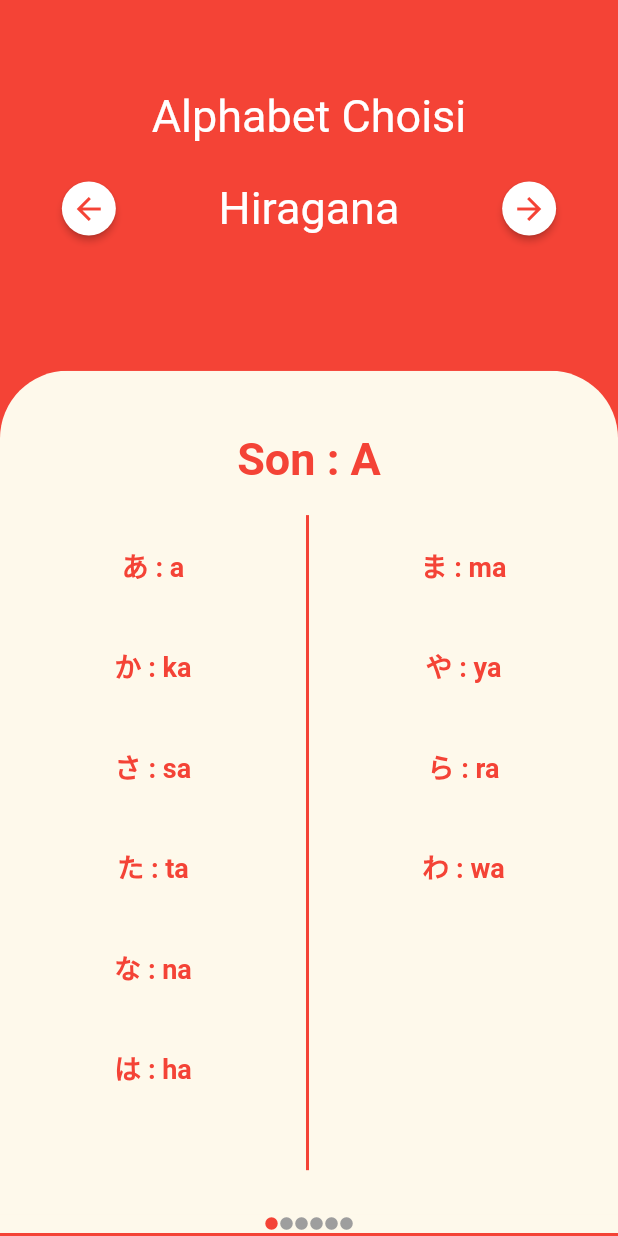
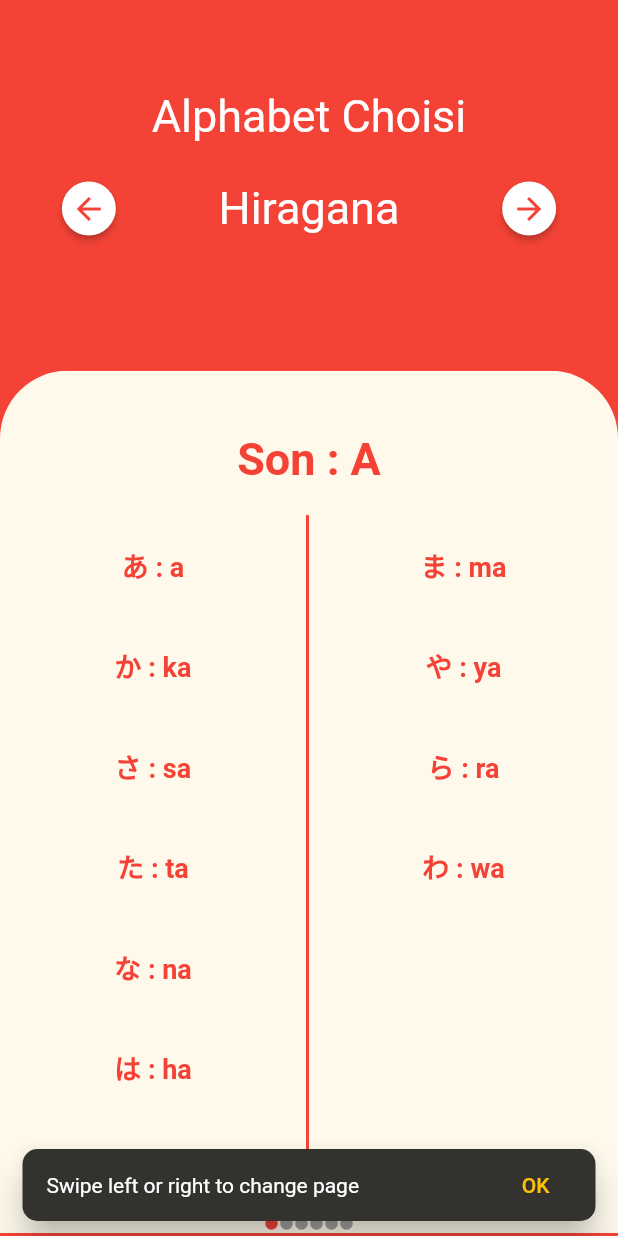
Before and after one commit to LePangolin/yomapp, a Flutter app: the screen it shows after launch, on a phone screen of 412 x 824 dp. Run offline on Flutter 3.47's test engine with Material 2 defaults, Android fonts, the phone set to English and light mode, and no system bars; our stand-ins replace fluttertoast; missing offline and left inert: onboarding.

Commit message:
feat(acceuil) : SnackBar Info

```diff
--- a/lib/View/acceuil_view.dart
+++ b/lib/View/acceuil_view.dart
@@ -1,6 +1,7 @@
 import 'package:flutter/material.dart';
 import 'package:yomapp/View/Widget/alphabet.dart';
 import 'package:onboarding/onboarding.dart';
+import 'package:fluttertoast/fluttertoast.dart';
 
 class PageAcceuil extends StatefulWidget {
   const PageAcceuil({super.key});
@@ -19,6 +20,32 @@ class _PageAcceuilState extends State<PageAcceuil> {
     PageModel(widget: const Alphabet(sound: "N")),
   ];
   late int index = 0;
+  bool toastShow = false;
+
+  @override
+  void initState() {
+    super.initState();
+    WidgetsBinding.instance!.addPostFrameCallback((_) {
+      ScaffoldMessenger.of(context).showSnackBar(
+        SnackBar(
+          content: const Text('Swipe left or right to change page'),
+          duration: const Duration(seconds: 3),
+          shape: RoundedRectangleBorder(
+            borderRadius: BorderRadius.circular(10),
+          ),
+          elevation: 10,
+          behavior: SnackBarBehavior.floating,
+          action: SnackBarAction(
+            label: 'OK',
+            onPressed: () {
+              ScaffoldMessenger.of(context).hideCurrentSnackBar();
+            },
+          ),
+        ),
+      );
+    });
+  }
+
   @override
   Widget build(BuildContext context) {
     return Scaffold(
@@ -99,7 +126,8 @@ class _PageAcceuilState extends State<PageAcceuil> {
                             itemCount: onBoardingList.length,
                             itemBuilder: (context, index) {
                               if (index < 0) {
-                                return onBoardingList[onBoardingList.length - 1].widget;
+                                return onBoardingList[onBoardingList.length - 1]
+                                    .widget;
                               } else if (index > onBoardingList.length - 1) {
                                 return onBoardingList[0].widget;
                               } else {
@@ -117,50 +145,7 @@ class _PageAcceuilState extends State<PageAcceuil> {
                         height: 12,
                         child: Row(
                           mainAxisAlignment: MainAxisAlignment.center,
-                          children: [
-                            Icon(
-                              Icons.circle,
-                              color: index == 0
-                                  ? Theme.of(context).primaryColor
-                                  : Colors.grey,
-                              size: 10,
-                            ),
-                            Icon(
-                              Icons.circle,
-                              color: index == 1
-                                  ? Theme.of(context).primaryColor
-                                  : Colors.grey,
-                              size: 10,
-                            ),
-                            Icon(
-                              Icons.circle,
-                              color: index == 2
-                                  ? Theme.of(context).primaryColor
-                                  : Colors.grey,
-                              size: 10,
-                            ),
-                            Icon(
-                              Icons.circle,
-                              color: index == 3
-                                  ? Theme.of(context).primaryColor
-                                  : Colors.grey,
-                              size: 10,
-                            ),
-                            Icon(
-                              Icons.circle,
-                              color: index == 4
-                                  ? Theme.of(context).primaryColor
-                                  : Colors.grey,
-                              size: 10,
-                            ),
-                            Icon(
-                              Icons.circle,
-                              color: index == 5
-                                  ? Theme.of(context).primaryColor
-                                  : Colors.grey,
-                              size: 10,
-                            ),
-                          ],
+                          children: _buildPageIndicator(),
                         ),
                       ),
                     ],
@@ -169,4 +154,18 @@ class _PageAcceuilState extends State<PageAcceuil> {
           )),
     );
   }
+
+  List<Widget> _buildPageIndicator() {
+    List<Widget> list = [];
+    for (int i = 0; i < onBoardingList.length; i++) {
+      list.add(
+        Icon(
+          Icons.circle,
+          color: index == i ? Theme.of(context).primaryColor : Colors.grey,
+          size: 10,
+        ),
+      );
+    }
+    return list;
+  }
 }
--- a/pubspec.yaml
+++ b/pubspec.yaml
@@ -31,6 +31,7 @@ dependencies:
   flutter:
     sdk: flutter
   onboarding: ^3.1.0
+  fluttertoast: ^8.2.1
 
   # The following adds the Cupertino Icons font to your application.
   # Use with the CupertinoIcons class for iOS style icons.
```
Also changed, not shown: lib/main.dart (line endings or trailing spaces), pubspec.lock.
